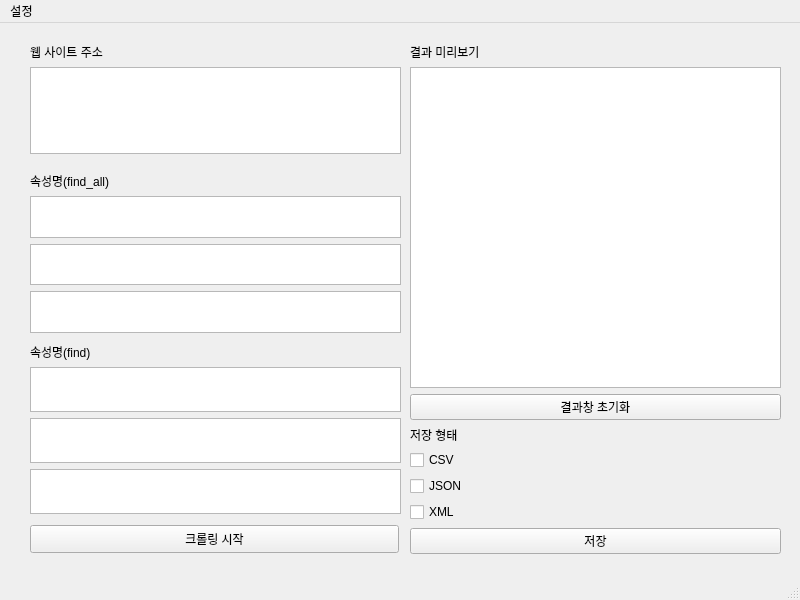
This is MainUI.ui in yglee730/CrawlingTools as Qt 5 draws it before an edit. The edited form follows.
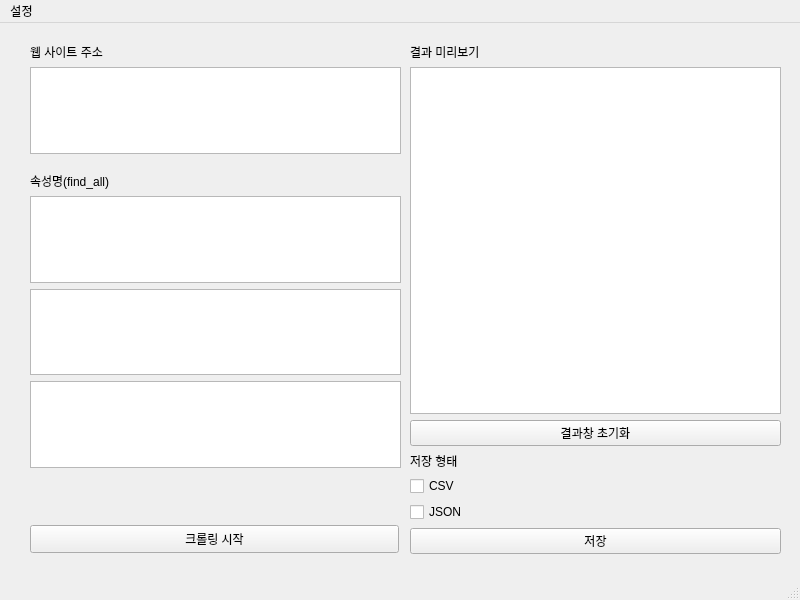
This is the edited form.

Diff of the .ui file:
```diff
--- a/MainUI.ui
+++ b/MainUI.ui
@@ -84,13 +84,6 @@
        </property>
       </widget>
      </item>
-     <item>
-      <widget class="QCheckBox" name="checkBox_3">
-       <property name="text">
-        <string>XML</string>
-       </property>
-      </widget>
-     </item>
      <item>
       <widget class="QPushButton" name="saveBtn">
        <property name="text">
@@ -119,7 +112,7 @@
       <x>30</x>
       <y>149</y>
       <width>371</width>
-      <height>161</height>
+      <height>296</height>
      </rect>
     </property>
     <layout class="QVBoxLayout" name="verticalLayout">
@@ -141,34 +134,6 @@
      </item>
     </layout>
    </widget>
-   <widget class="QWidget" name="verticalLayoutWidget_4">
-    <property name="geometry">
-     <rect>
-      <x>30</x>
-      <y>320</y>
-      <width>371</width>
-      <height>171</height>
-     </rect>
-    </property>
-    <layout class="QVBoxLayout" name="verticalLayout_2">
-     <item>
-      <widget class="QLabel" name="label_5">
-       <property name="text">
-        <string>속성명(find)</string>
-       </property>
-      </widget>
-     </item>
-     <item>
-      <widget class="QTextEdit" name="tag2"/>
-     </item>
-     <item>
-      <widget class="QTextEdit" name="att2"/>
-     </item>
-     <item>
-      <widget class="QTextEdit" name="value2"/>
-     </item>
-    </layout>
-   </widget>
   </widget>
   <widget class="QMenuBar" name="menubar">
    <property name="geometry">
```
